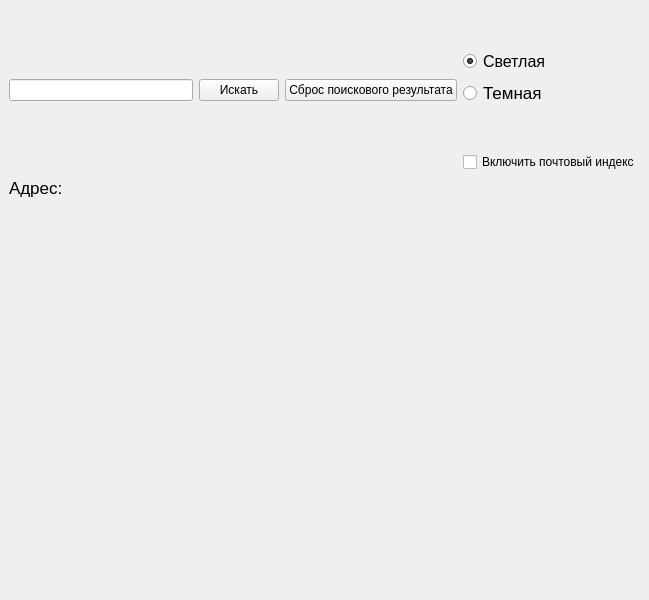
The window that wind.ui (Dmitry123654789/BigTaskByYandexAPI) describes before a commit, drawn with Qt 5.
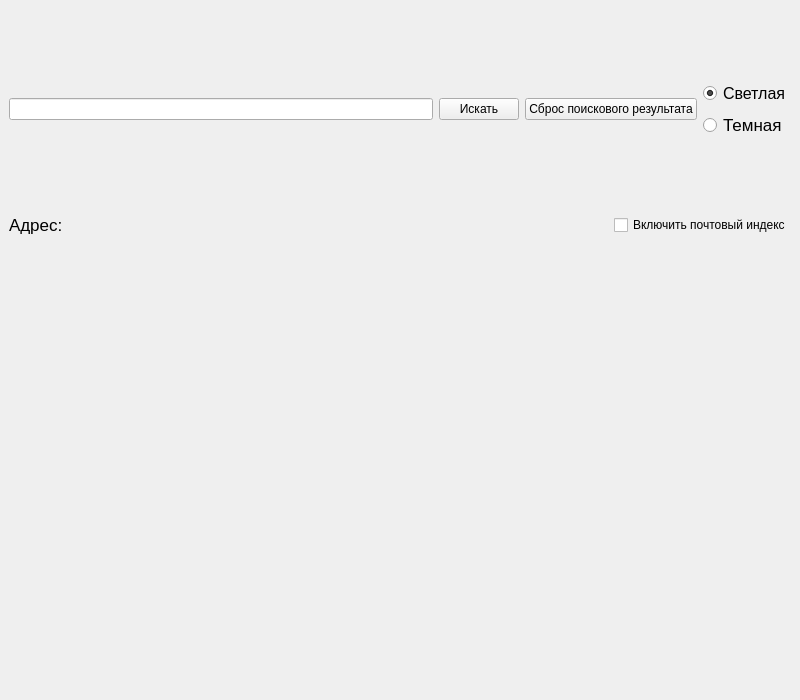
The same window after the commit.

The edit to the form file:
```diff
--- a/wind.ui
+++ b/wind.ui
@@ -6,21 +6,27 @@
    <rect>
     <x>0</x>
     <y>0</y>
-    <width>649</width>
-    <height>600</height>
+    <width>800</width>
+    <height>700</height>
    </rect>
   </property>
   <property name="minimumSize">
    <size>
-    <width>649</width>
-    <height>600</height>
+    <width>800</width>
+    <height>700</height>
+   </size>
+  </property>
+  <property name="maximumSize">
+   <size>
+    <width>800</width>
+    <height>700</height>
    </size>
   </property>
   <property name="windowTitle">
    <string>MainWindow</string>
   </property>
   <widget class="QWidget" name="centralwidget">
-   <layout class="QVBoxLayout" name="verticalLayout_2" stretch="0,9">
+   <layout class="QVBoxLayout" name="verticalLayout_2" stretch="0,0">
     <item>
      <layout class="QVBoxLayout" name="verticalLayout_3">
       <property name="leftMargin">
@@ -118,17 +124,18 @@
             </property>
            </spacer>
           </item>
+         </layout>
+        </item>
+       </layout>
+      </item>
           <item>
-           <widget class="QCheckBox" name="checkBox_postIndex">
-            <property name="text">
-             <string>Включить почтовый индекс</string>
-            </property>
-           </widget>
-          </item>
-         </layout>
-        </item>
-       </layout>
-      </item>
+       <layout class="QHBoxLayout" name="horizontalLayout_3" stretch="1000,1">
+        <property name="spacing">
+         <number>0</number>
+        </property>
+        <property name="bottomMargin">
+         <number>0</number>
+        </property>
       <item>
        <widget class="QLabel" name="label_adress">
         <property name="font">
@@ -139,16 +146,49 @@
         <property name="text">
          <string>Адрес:</string>
         </property>
-       </widget>
-      </item>
-     </layout>
+          <property name="wordWrap">
+           <bool>true</bool>
+          </property>
+         </widget>
+        </item>
+        <item>
+         <widget class="QCheckBox" name="checkBox_postIndex">
+          <property name="text">
+           <string>Включить почтовый индекс</string>
+          </property>
+         </widget>
+        </item>
+       </layout>
+      </item>
+     </layout>
+    </item>
+    <item>
+     <layout class="QHBoxLayout" name="horizontalLayout">
+      <property name="spacing">
+       <number>0</number>
+      </property>
+      <property name="bottomMargin">
+       <number>0</number>
+      </property>
+      <item>
+       <spacer name="horizontalSpacer_2">
+        <property name="orientation">
+         <enum>Qt::Orientation::Horizontal</enum>
+        </property>
+        <property name="sizeHint" stdset="0">
+         <size>
+          <width>40</width>
+          <height>20</height>
+         </size>
+        </property>
+       </spacer>
     </item>
     <item>
      <widget class="QLabel" name="label_map">
       <property name="minimumSize">
        <size>
-        <width>256</width>
-        <height>256</height>
+          <width>600</width>
+          <height>450</height>
        </size>
       </property>
       <property name="maximumSize">
@@ -161,6 +201,21 @@
        <string/>
       </property>
      </widget>
+      </item>
+      <item>
+       <spacer name="horizontalSpacer">
+        <property name="orientation">
+         <enum>Qt::Orientation::Horizontal</enum>
+        </property>
+        <property name="sizeHint" stdset="0">
+         <size>
+          <width>40</width>
+          <height>20</height>
+         </size>
+        </property>
+       </spacer>
+      </item>
+     </layout>
     </item>
    </layout>
   </widget>
```
Lines whose indentation alone changed are shown as unchanged.
